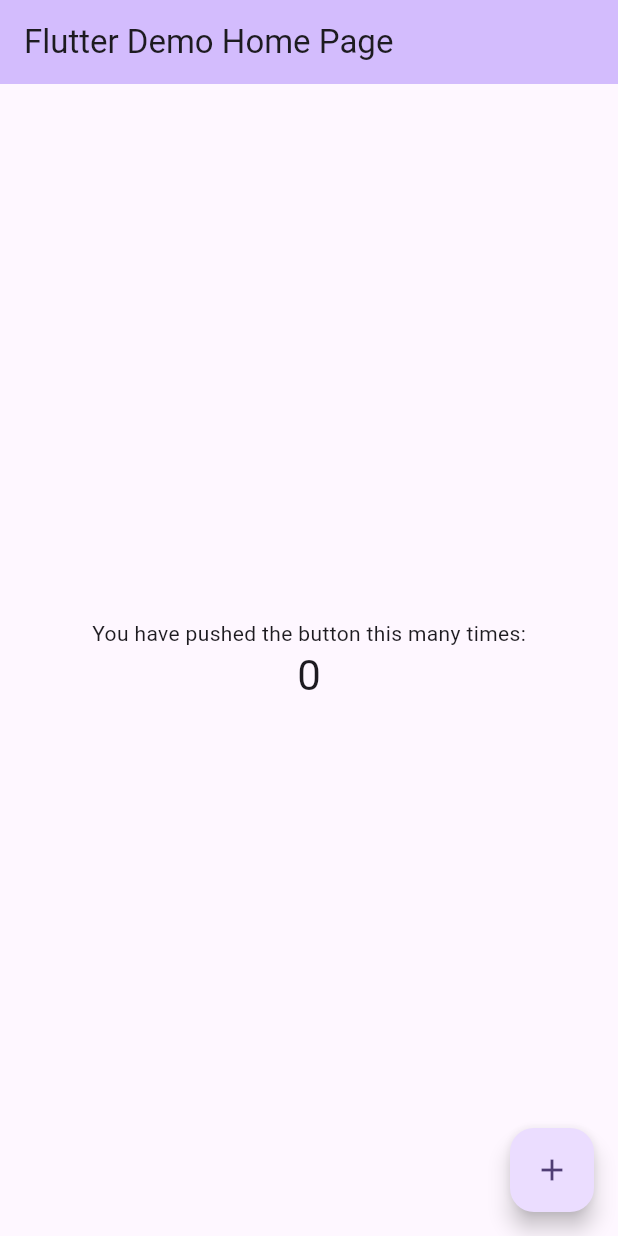
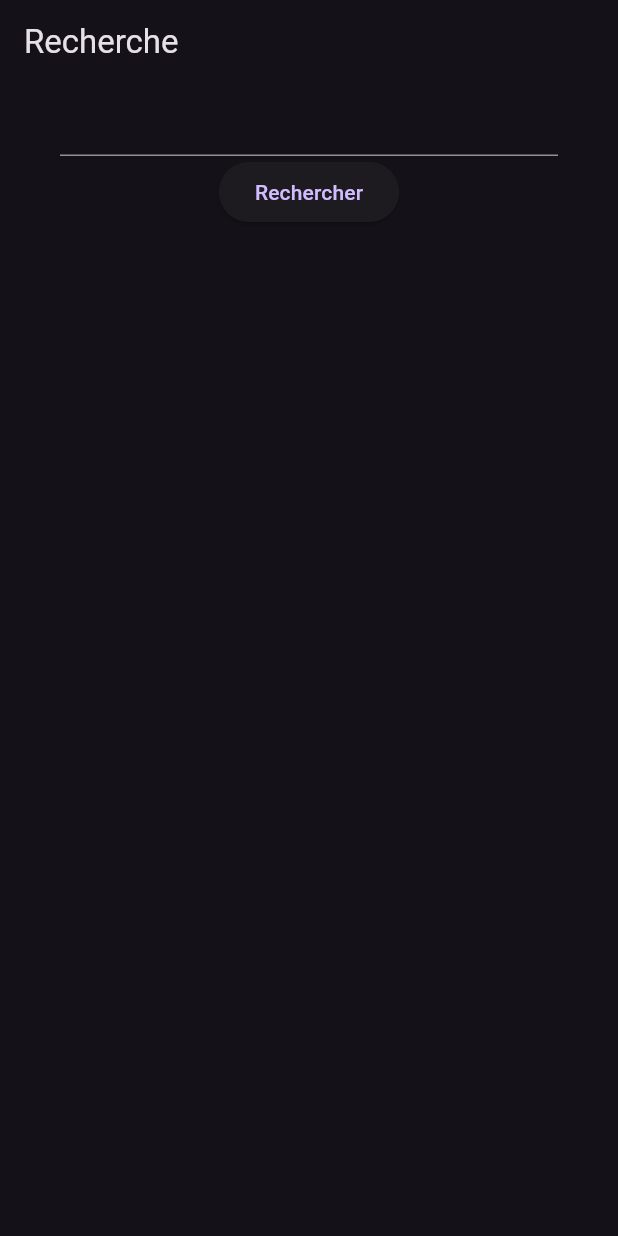
Before and after one commit to SimonGOY/Flutter_TD2_weather_app, a Flutter app: the screen it shows after launch, on a phone screen of 412 x 824 dp. Run offline on Flutter 3.47's test engine with Material 3 defaults, Android fonts, the phone set to English and light mode, and no system bars; our stand-ins replace geolocator.

Commit message:
Page de recherche

```diff
--- a/lib/main.dart
+++ b/lib/main.dart
@@ -1,125 +1,22 @@
 import 'package:flutter/material.dart';
+import 'package:provider/provider.dart';
+import 'package:weather_app/ui/search_page.dart';
 
 void main() {
-  runApp(const MyApp());
+  runApp(
+    const WeatherApp(),
+  );
 }
 
-class MyApp extends StatelessWidget {
-  const MyApp({super.key});
+class WeatherApp extends StatelessWidget {
+  const WeatherApp({super.key});
 
-  // This widget is the root of your application.
   @override
   Widget build(BuildContext context) {
     return MaterialApp(
-      title: 'Flutter Demo',
-      theme: ThemeData(
-        // This is the theme of your application.
-        //
-        // TRY THIS: Try running your application with "flutter run". You'll see
-        // the application has a purple toolbar. Then, without quitting the app,
-        // try changing the seedColor in the colorScheme below to Colors.green
-        // and then invoke "hot reload" (save your changes or press the "hot
-        // reload" button in a Flutter-supported IDE, or press "r" if you used
-        // the command line to start the app).
-        //
-        // Notice that the counter didn't reset back to zero; the application
-        // state is not lost during the reload. To reset the state, use hot
-        // restart instead.
-        //
-        // This works for code too, not just values: Most code changes can be
-        // tested with just a hot reload.
-        colorScheme: ColorScheme.fromSeed(seedColor: Colors.deepPurple),
-        useMaterial3: true,
-      ),
-      home: const MyHomePage(title: 'Flutter Demo Home Page'),
+      title: 'Weather App',
+      theme: ThemeData.dark(),
+      home: SearchPage(),
     );
   }
 }
-
-class MyHomePage extends StatefulWidget {
-  const MyHomePage({super.key, required this.title});
-
-  // This widget is the home page of your application. It is stateful, meaning
-  // that it has a State object (defined below) that contains fields that affect
-  // how it looks.
-
-  // This class is the configuration for the state. It holds the values (in this
-  // case the title) provided by the parent (in this case the App widget) and
-  // used by the build method of the State. Fields in a Widget subclass are
-  // always marked "final".
-
-  final String title;
-
-  @override
-  State<MyHomePage> createState() => _MyHomePageState();
-}
-
-class _MyHomePageState extends State<MyHomePage> {
-  int _counter = 0;
-
-  void _incrementCounter() {
-    setState(() {
-      // This call to setState tells the Flutter framework that something has
-      // changed in this State, which causes it to rerun the build method below
-      // so that the display can reflect the updated values. If we changed
-      // _counter without calling setState(), then the build method would not be
-      // called again, and so nothing would appear to happen.
-      _counter++;
-    });
-  }
-
-  @override
-  Widget build(BuildContext context) {
-    // This method is rerun every time setState is called, for instance as done
-    // by the _incrementCounter method above.
-    //
-    // The Flutter framework has been optimized to make rerunning build methods
-    // fast, so that you can just rebuild anything that needs updating rather
-    // than having to individually change instances of widgets.
-    return Scaffold(
-      appBar: AppBar(
-        // TRY THIS: Try changing the color here to a specific color (to
-        // Colors.amber, perhaps?) and trigger a hot reload to see the AppBar
-        // change color while the other colors stay the same.
-        backgroundColor: Theme.of(context).colorScheme.inversePrimary,
-        // Here we take the value from the MyHomePage object that was created by
-        // the App.build method, and use it to set our appbar title.
-        title: Text(widget.title),
-      ),
-      body: Center(
-        // Center is a layout widget. It takes a single child and positions it
-        // in the middle of the parent.
-        child: Column(
-          // Column is also a layout widget. It takes a list of children and
-          // arranges them vertically. By default, it sizes itself to fit its
-          // children horizontally, and tries to be as tall as its parent.
-          //
-          // Column has various properties to control how it sizes itself and
-          // how it positions its children. Here we use mainAxisAlignment to
-          // center the children vertically; the main axis here is the vertical
-          // axis because Columns are vertical (the cross axis would be
-          // horizontal).
-          //
-          // TRY THIS: Invoke "debug painting" (choose the "Toggle Debug Paint"
-          // action in the IDE, or press "p" in the console), to see the
-          // wireframe for each widget.
-          mainAxisAlignment: MainAxisAlignment.center,
-          children: <Widget>[
-            const Text(
-              'You have pushed the button this many times:',
-            ),
-            Text(
-              '$_counter',
-              style: Theme.of(context).textTheme.headlineMedium,
-            ),
-          ],
-        ),
-      ),
-      floatingActionButton: FloatingActionButton(
-        onPressed: _incrementCounter,
-        tooltip: 'Increment',
-        child: const Icon(Icons.add),
-      ), // This trailing comma makes auto-formatting nicer for build methods.
-    );
-  }
-}
--- /dev/null
+++ b/lib/ui/search_page.dart
@@ -0,0 +1,37 @@
+import 'package:flutter/material.dart';
+
+class SearchPage extends StatefulWidget {
+  @override
+  State<SearchPage> createState() => _SearchPage();
+}
+
+class _SearchPage extends State<SearchPage> {
+  String query = '';
+
+  @override
+  void initState() {
+    super.initState();
+  }
+
+  @override
+  Widget build(BuildContext context) {
+    return Scaffold(
+      appBar: AppBar(
+        title: const Text('Recherche'),
+      ),
+      body: Padding(
+        padding: const EdgeInsets.symmetric(horizontal: 40.0),
+        child: Column(children: [
+          TextField(onChanged: (value) {
+            query = value;
+          }),
+          ElevatedButton(
+              onPressed: () {
+                print(query);
+              },
+              child: const Text("Rechercher")),
+        ]),
+      ),
+    );
+  }
+}
--- a/pubspec.yaml
+++ b/pubspec.yaml
@@ -35,6 +35,9 @@ dependencies:
   # The following adds the Cupertino Icons font to your application.
   # Use with the CupertinoIcons class for iOS style icons.
   cupertino_icons: ^1.0.6
+  provider: ^6.1.2
+  http: ^1.2.1
+  geolocator: ^11.0.0
 
 dev_dependencies:
   flutter_test:
```
Also changed, not shown: lib/models/location.dart (added, +21 -0 lines), lib/services/geolocation_service.dart (added, +50 -0 lines), lib/services/openweathermap_api.dart (added, +24 -0 lines), pubspec.lock, 4 other files.
